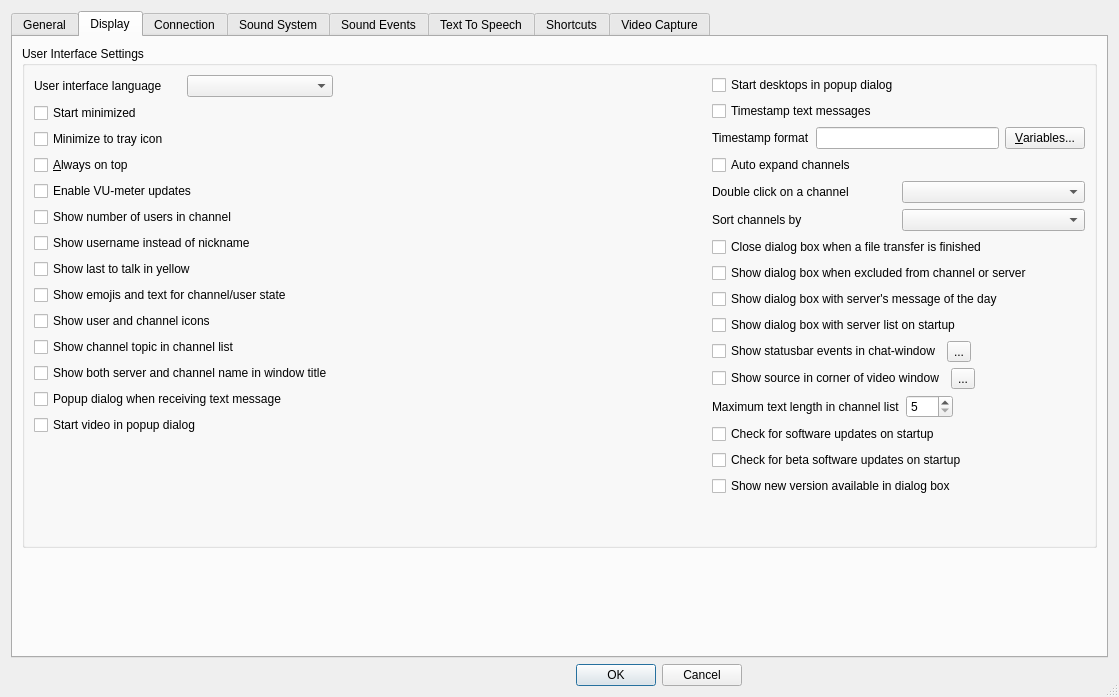
BearWare/TeamTalk5, file Client/qtTeamTalk/preferences.ui: the form before one commit.
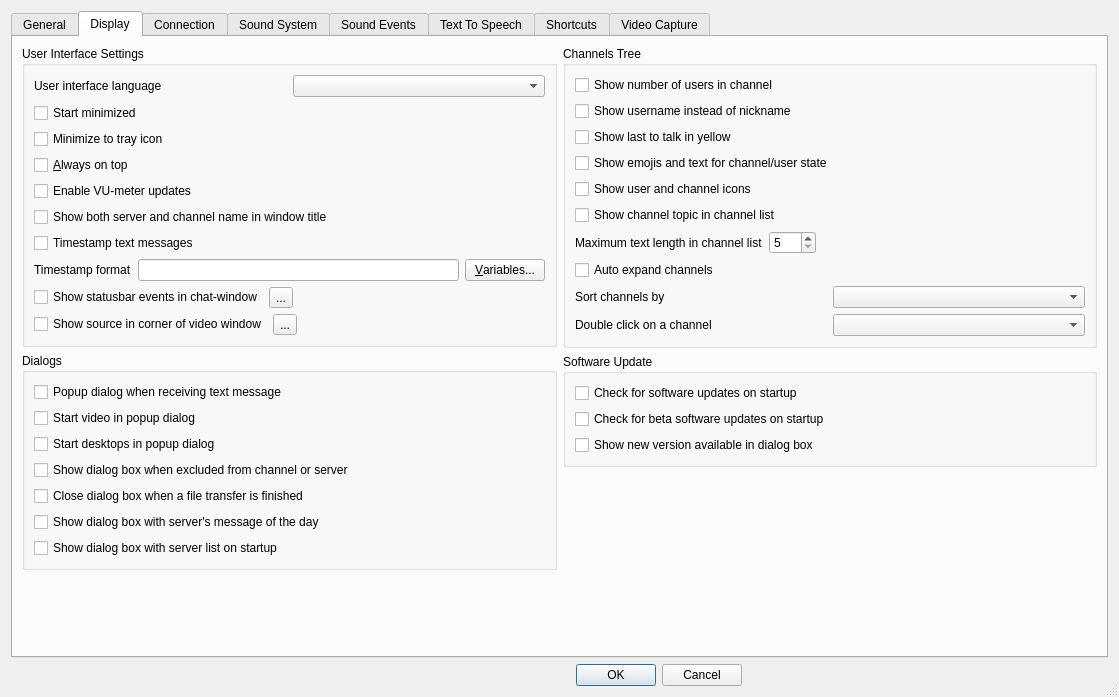
The form after the commit. The open tabs and pages were chosen to show the change. Icons and pictures are not drawn. Custom widgets are drawn as their Qt base class.

Commit message: Split Display-tab in Preferences dialog into group boxes

```diff
--- a/Client/qtTeamTalk/preferences.ui
+++ b/Client/qtTeamTalk/preferences.ui
@@ -365,7 +365,9 @@
       <attribute name="title">
        <string>Display</string>
       </attribute>
-      <layout class="QVBoxLayout" name="verticalLayout_9">
+      <layout class="QHBoxLayout" name="horizontalLayout_31">
+       <item>
+        <layout class="QVBoxLayout" name="verticalLayout_21">
        <item>
         <widget class="QGroupBox" name="groupBox_3">
          <property name="title">
@@ -373,10 +375,6 @@
          </property>
          <layout class="QVBoxLayout" name="verticalLayout_18">
           <item>
-           <layout class="QHBoxLayout" name="horizontalLayout_31">
-            <item>
-             <layout class="QVBoxLayout" name="verticalLayout">
-              <item>
                <layout class="QHBoxLayout" name="horizontalLayout_17">
                 <item>
                  <widget class="QLabel" name="label_5">
@@ -421,48 +419,6 @@
                 </property>
                </widget>
               </item>
-              <item>
-               <widget class="QCheckBox" name="usercountChkBox">
-                <property name="text">
-                 <string>Show number of users in channel</string>
-                </property>
-               </widget>
-              </item>
-              <item>
-               <widget class="QCheckBox" name="showusernameChkBox">
-                <property name="text">
-                 <string>Show username instead of nickname</string>
-                </property>
-               </widget>
-              </item>
-              <item>
-               <widget class="QCheckBox" name="lasttalkChkBox">
-                <property name="text">
-                 <string>Show last to talk in yellow</string>
-                </property>
-               </widget>
-              </item>
-              <item>
-               <widget class="QCheckBox" name="emojiChkBox">
-                <property name="text">
-                 <string>Show emojis and text for channel/user state</string>
-                </property>
-               </widget>
-              </item>
-              <item>
-               <widget class="QCheckBox" name="animChkBox">
-                <property name="text">
-                 <string>Show user and channel icons</string>
-                </property>
-               </widget>
-              </item>
-              <item>
-               <widget class="QCheckBox" name="chanTopicChkBox">
-                <property name="text">
-                 <string>Show channel topic in channel list</string>
-                </property>
-               </widget>
-              </item>
               <item>
                <widget class="QCheckBox" name="ServnameChkBox">
                 <property name="text">
@@ -471,57 +427,6 @@
                </widget>
               </item>
               <item>
-               <widget class="QCheckBox" name="msgpopupChkBox">
-                <property name="text">
-                 <string>Popup dialog when receiving text message</string>
-                </property>
-               </widget>
-              </item>
-              <item>
-               <widget class="QCheckBox" name="videodlgChkBox">
-                <property name="text">
-                 <string>Start video in popup dialog</string>
-                </property>
-               </widget>
-              </item>
-              <item>
-               <spacer name="verticalSpacer_11">
-                <property name="orientation">
-                 <enum>Qt::Vertical</enum>
-                </property>
-                <property name="sizeHint" stdset="0">
-                 <size>
-                  <width>20</width>
-                  <height>40</height>
-                 </size>
-                </property>
-               </spacer>
-              </item>
-             </layout>
-            </item>
-            <item>
-             <spacer name="horizontalSpacer_20">
-              <property name="orientation">
-               <enum>Qt::Horizontal</enum>
-              </property>
-              <property name="sizeHint" stdset="0">
-               <size>
-                <width>37</width>
-                <height>17</height>
-               </size>
-              </property>
-             </spacer>
-            </item>
-            <item>
-             <layout class="QVBoxLayout" name="verticalLayout_4">
-              <item>
-               <widget class="QCheckBox" name="desktopdlgChkBox">
-                <property name="text">
-                 <string>Start desktops in popup dialog</string>
-                </property>
-               </widget>
-              </item>
-              <item>
                <widget class="QCheckBox" name="msgtimestampChkBox">
                 <property name="text">
                  <string>Timestamp text messages</string>
@@ -552,75 +457,6 @@
                 </item>
                </layout>
               </item>
-              <item>
-               <widget class="QCheckBox" name="chanexpChkBox">
-                <property name="text">
-                 <string>Auto expand channels</string>
-                </property>
-               </widget>
-              </item>
-              <item>
-               <layout class="QHBoxLayout" name="horizontalLayout_26">
-                <item>
-                 <widget class="QLabel" name="label_dbclickchan">
-                  <property name="text">
-                   <string>Double click on a channel</string>
-                  </property>
-                  <property name="buddy">
-                   <cstring>chanDbClickBox</cstring>
-                  </property>
-                 </widget>
-                </item>
-                <item>
-                 <widget class="QComboBox" name="chanDbClickBox"/>
-                </item>
-               </layout>
-              </item>
-              <item>
-               <layout class="QHBoxLayout" name="horizontalLayout_27">
-                <item>
-                 <widget class="QLabel" name="label_45">
-                  <property name="text">
-                   <string>Sort channels by</string>
-                  </property>
-                  <property name="buddy">
-                   <cstring>channelsortComboBox</cstring>
-                  </property>
-                 </widget>
-                </item>
-                <item>
-                 <widget class="QComboBox" name="channelsortComboBox"/>
-                </item>
-               </layout>
-              </item>
-              <item>
-               <widget class="QCheckBox" name="closeFileDlgChkBox">
-                <property name="text">
-                 <string>Close dialog box when a file transfer is finished</string>
-                </property>
-               </widget>
-              </item>
-              <item>
-               <widget class="QCheckBox" name="dlgExcludeChkBox">
-                <property name="text">
-                 <string>Show dialog box when excluded from channel or server</string>
-                </property>
-               </widget>
-              </item>
-              <item>
-               <widget class="QCheckBox" name="dlgMOTDChkBox">
-                <property name="text">
-                 <string>Show dialog box with server's message of the day</string>
-                </property>
-               </widget>
-              </item>
-              <item>
-               <widget class="QCheckBox" name="startServerListChkBox">
-                <property name="text">
-                 <string>Show dialog box with server list on startup</string>
-                </property>
-               </widget>
-              </item>
               <item>
                <layout class="QHBoxLayout" name="horizontalLayout_18">
                 <item>
@@ -692,6 +528,132 @@
                 </item>
                </layout>
               </item>
+           </layout>
+          </widget>
+         </item>
+         <item>
+          <widget class="QGroupBox" name="groupBox_16">
+           <property name="title">
+            <string>Dialogs</string>
+           </property>
+           <layout class="QVBoxLayout" name="verticalLayout_4">
+            <item>
+             <widget class="QCheckBox" name="msgpopupChkBox">
+              <property name="text">
+               <string>Popup dialog when receiving text message</string>
+              </property>
+             </widget>
+            </item>
+            <item>
+             <widget class="QCheckBox" name="videodlgChkBox">
+              <property name="text">
+               <string>Start video in popup dialog</string>
+              </property>
+             </widget>
+            </item>
+            <item>
+             <widget class="QCheckBox" name="desktopdlgChkBox">
+              <property name="text">
+               <string>Start desktops in popup dialog</string>
+              </property>
+             </widget>
+            </item>
+            <item>
+             <widget class="QCheckBox" name="dlgExcludeChkBox">
+              <property name="text">
+               <string>Show dialog box when excluded from channel or server</string>
+              </property>
+             </widget>
+            </item>
+            <item>
+             <widget class="QCheckBox" name="closeFileDlgChkBox">
+              <property name="text">
+               <string>Close dialog box when a file transfer is finished</string>
+              </property>
+             </widget>
+            </item>
+            <item>
+             <widget class="QCheckBox" name="dlgMOTDChkBox">
+              <property name="text">
+               <string>Show dialog box with server's message of the day</string>
+              </property>
+             </widget>
+            </item>
+            <item>
+             <widget class="QCheckBox" name="startServerListChkBox">
+              <property name="text">
+               <string>Show dialog box with server list on startup</string>
+              </property>
+             </widget>
+            </item>
+           </layout>
+          </widget>
+         </item>
+         <item>
+          <spacer name="verticalSpacer_6">
+           <property name="orientation">
+            <enum>Qt::Vertical</enum>
+           </property>
+           <property name="sizeHint" stdset="0">
+            <size>
+             <width>20</width>
+             <height>40</height>
+            </size>
+           </property>
+          </spacer>
+         </item>
+        </layout>
+       </item>
+       <item>
+        <layout class="QVBoxLayout" name="verticalLayout_23">
+         <item>
+          <widget class="QGroupBox" name="groupBox_14">
+           <property name="title">
+            <string>Channels Tree</string>
+           </property>
+           <layout class="QVBoxLayout" name="verticalLayout">
+            <item>
+             <widget class="QCheckBox" name="usercountChkBox">
+              <property name="text">
+               <string>Show number of users in channel</string>
+              </property>
+             </widget>
+            </item>
+            <item>
+             <widget class="QCheckBox" name="showusernameChkBox">
+              <property name="text">
+               <string>Show username instead of nickname</string>
+              </property>
+             </widget>
+            </item>
+            <item>
+             <widget class="QCheckBox" name="lasttalkChkBox">
+              <property name="text">
+               <string>Show last to talk in yellow</string>
+              </property>
+             </widget>
+            </item>
+            <item>
+             <widget class="QCheckBox" name="emojiChkBox">
+              <property name="text">
+               <string>Show emojis and text for channel/user state</string>
+              </property>
+             </widget>
+            </item>
+            <item>
+             <widget class="QCheckBox" name="animChkBox">
+              <property name="text">
+               <string>Show user and channel icons</string>
+              </property>
+             </widget>
+            </item>
+            <item>
+             <widget class="QCheckBox" name="chanTopicChkBox">
+              <property name="text">
+               <string>Show channel topic in channel list</string>
+              </property>
+             </widget>
+            </item>
               <item>
                <layout class="QHBoxLayout" name="horizontalLayout_16">
                 <item>
@@ -736,6 +698,56 @@
                </layout>
               </item>
               <item>
+             <widget class="QCheckBox" name="chanexpChkBox">
+              <property name="text">
+               <string>Auto expand channels</string>
+              </property>
+             </widget>
+            </item>
+            <item>
+             <layout class="QHBoxLayout" name="horizontalLayout_27">
+              <item>
+               <widget class="QLabel" name="label_45">
+                <property name="text">
+                 <string>Sort channels by</string>
+                </property>
+                <property name="buddy">
+                 <cstring>channelsortComboBox</cstring>
+                </property>
+               </widget>
+              </item>
+              <item>
+               <widget class="QComboBox" name="channelsortComboBox"/>
+              </item>
+             </layout>
+            </item>
+            <item>
+             <layout class="QHBoxLayout" name="horizontalLayout_26">
+              <item>
+               <widget class="QLabel" name="label_dbclickchan">
+                <property name="text">
+                 <string>Double click on a channel</string>
+                </property>
+                <property name="buddy">
+                 <cstring>chanDbClickBox</cstring>
+                </property>
+               </widget>
+              </item>
+              <item>
+               <widget class="QComboBox" name="chanDbClickBox"/>
+              </item>
+             </layout>
+            </item>
+           </layout>
+          </widget>
+         </item>
+         <item>
+          <widget class="QGroupBox" name="groupBox_15">
+           <property name="title">
+            <string>Software Update</string>
+           </property>
+           <layout class="QVBoxLayout" name="verticalLayout_9">
+            <item>
                <widget class="QCheckBox" name="updatesChkBox">
                 <property name="text">
                  <string>Check for software updates on startup</string>
@@ -756,6 +768,9 @@
                 </property>
                </widget>
               </item>
+           </layout>
+          </widget>
+         </item>
               <item>
                <spacer name="verticalSpacer_8">
                 <property name="orientation">
@@ -772,24 +787,6 @@
              </layout>
             </item>
            </layout>
-          </item>
-         </layout>
-        </widget>
-       </item>
-       <item>
-        <spacer name="verticalSpacer_6">
-         <property name="orientation">
-          <enum>Qt::Vertical</enum>
-         </property>
-         <property name="sizeHint" stdset="0">
-          <size>
-           <width>20</width>
-           <height>40</height>
-          </size>
-         </property>
-        </spacer>
-       </item>
-      </layout>
      </widget>
      <widget class="QWidget" name="connectionTab">
       <attribute name="title">
```
Left out of the diff: 92 changed lines with no effect on the pictures. Lines whose indentation alone changed are shown as unchanged.
